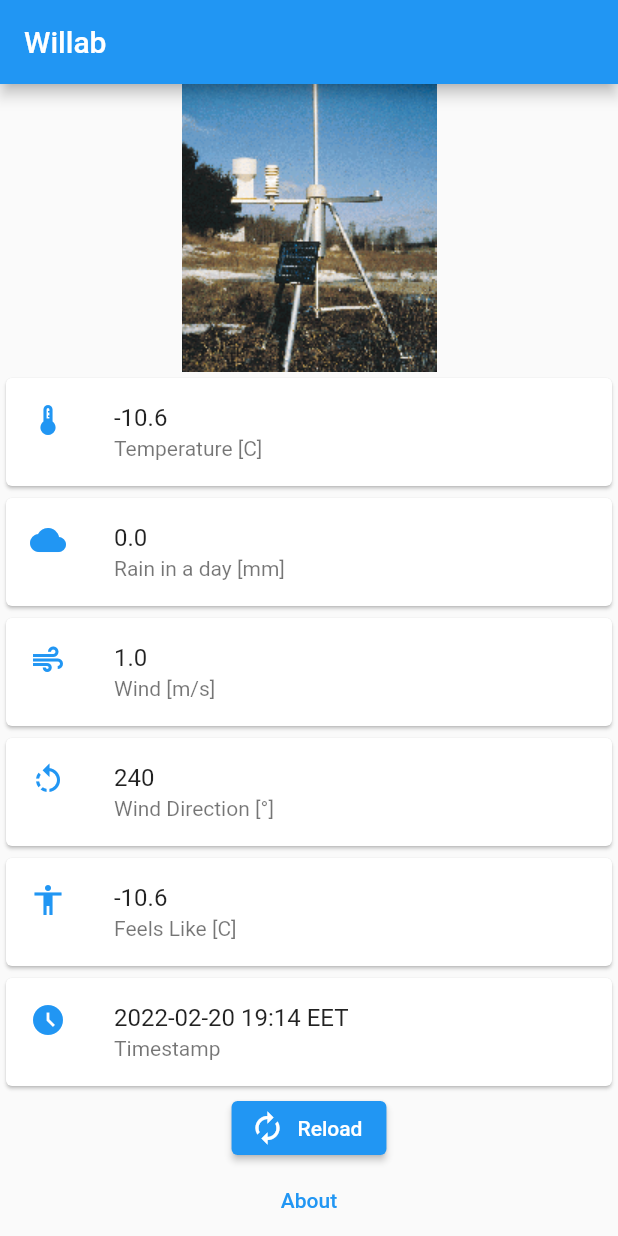
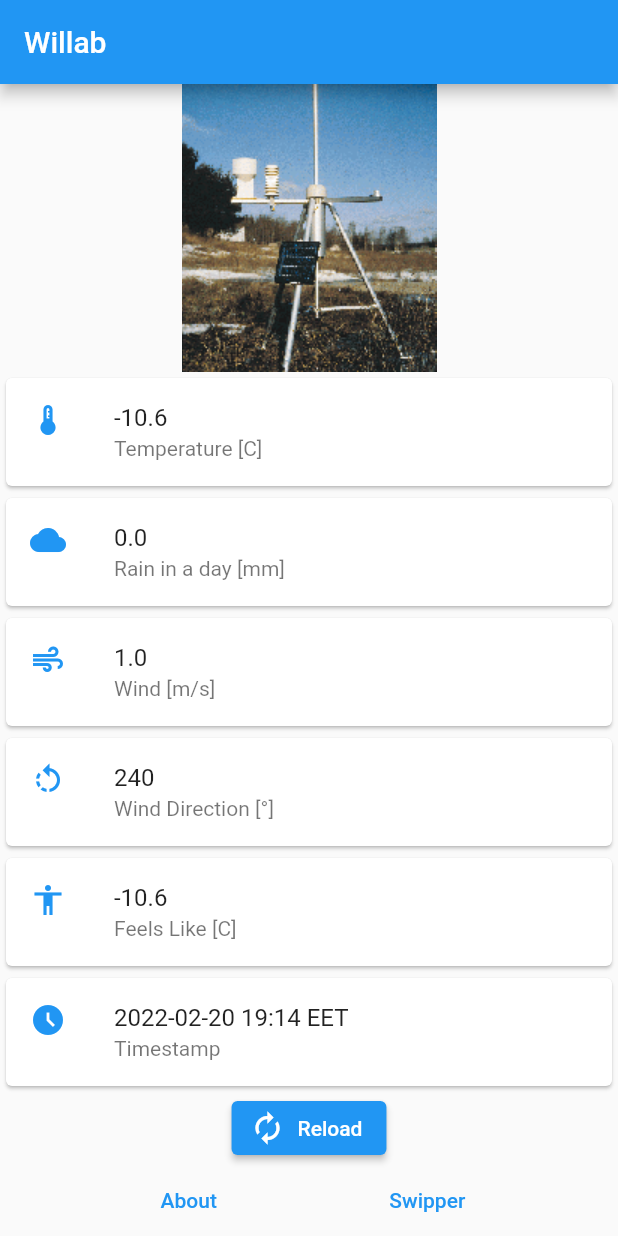
Before and after one commit to Flutterprojekti2022/Weather-app, a Flutter app: the screen it shows after launch, scrolled down 69 dp, on a phone screen of 412 x 824 dp. Run offline on Flutter 3.47's test engine with Material 2 defaults, Android fonts, the phone set to English and light mode, and no system bars.

Commit message:
swipper with pages

```diff
--- a/lib/station.dart
+++ b/lib/station.dart
@@ -24,6 +24,9 @@ class Station extends StatelessWidget {
               child: Image.asset('images/willab.gif'),
             ),
             const StationData(),
+            Row(
+              mainAxisAlignment: MainAxisAlignment.spaceEvenly,
+              children: [
                 TextButton(
                   onPressed: () => Navigator.pushNamed(
                     context,
@@ -31,6 +34,15 @@ class Station extends StatelessWidget {
                   ),
                   child: const Text('About'),
                 ),
+                TextButton(
+                  onPressed: () => Navigator.pushNamed(
+                    context,
+                    '/swipper',
+                  ),
+                  child: const Text('Swipper'),
+                ),
+              ],
+            ),
           ],
         ),
       ),
```
Lines whose indentation alone changed are shown as unchanged.
